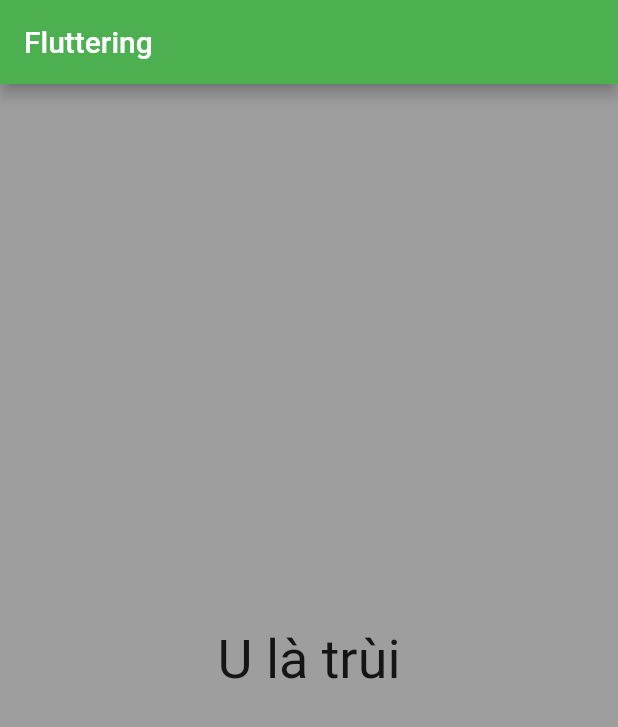
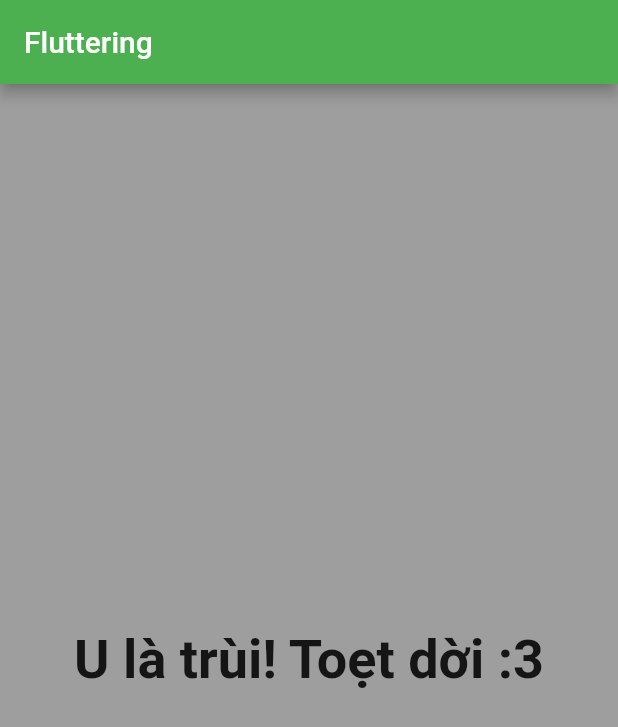
Before and after one commit to cqhung1412/quiz_app, a Flutter app: the screen it shows after launch, after a tap on "Bún đậu mắm tôm", after a tap on "Thịt heo", on a phone screen of 412 x 824 dp. Shown: the top 727 px of the screen. Run offline on Flutter 3.47's test engine with Material 2 defaults, Android fonts, the phone set to English and light mode, and no system bars.

Commit message:
score and result

```diff
--- a/lib/main.dart
+++ b/lib/main.dart
@@ -14,25 +14,31 @@ class MyApp extends StatefulWidget {
 
 class _MyAppState extends State<MyApp> {
   int _questionIndex = 0;
+  int _totalScore = 0;
   static const questions = [
     {
       'questionText': 'Món bún yêu thích của bạn là gì?',
-      'answers': ['Bún đậu mắm tôm', 'Bún bò huế', 'Bún mắm']
+      'answers': [
+        {'text': 'Bún đậu mắm tôm', 'score': 1},
+        {'text': 'Bún bò huế', 'score': 5},
+        {'text': 'Bún mắm', 'score': 10},
+      ]
     },
     {
       'questionText': 'Thịt yêu thích của bạn là gì?',
-      'answers': ['Thịt heo', 'Thịt gà', 'Thịt bò', 'Thịt dê']
+      'answers': [
+        {'text': 'Thịt heo', 'score': 1},
+        {'text': 'Thịt bò', 'score': 3},
+        {'text': 'Thịt gà', 'score': 7},
+        {'text': 'Thịt dê', 'score': 10},
+      ]
     },
   ];
 
-  void _answerQuestion() {
+  void _answerQuestion(int score) {
     setState(() {
-      // var newIndex = _questionIndex;
-      // if (_questionIndex < questions.length - 1) {
-      //   newIndex = _questionIndex + 1;
-      // }
-      // change state
-      _questionIndex = _questionIndex + 1;
+      _questionIndex += 1;
+      _totalScore += score;
     });
   }
 
@@ -51,7 +57,7 @@ class _MyAppState extends State<MyApp> {
                 questionIndex: _questionIndex,
                 answerQuestion: _answerQuestion,
               )
-            : Result(),
+            : Result(_totalScore),
       ),
     );
   }
--- a/lib/quiz.dart
+++ b/lib/quiz.dart
@@ -6,7 +6,7 @@ import './answer.dart';
 class Quiz extends StatelessWidget {
   final List<Map<String, Object>> questions;
   final int questionIndex;
-  final VoidCallback answerQuestion;
+  final Function answerQuestion;
 
   Quiz(
       {required this.questions,
@@ -20,8 +20,9 @@ class Quiz extends StatelessWidget {
         Question(
           questions[questionIndex]['questionText'] as String,
         ),
-        ...(questions[questionIndex]['answers'] as List<String>)
-            .map((ans) => Answer(ans, answerQuestion))
+        ...(questions[questionIndex]['answers'] as List<Map<String, Object>>)
+            .map((ans) => Answer(
+                ans['text'] as String, () => answerQuestion(ans['score'])))
             .toList()
       ],
     );
--- a/lib/result.dart
+++ b/lib/result.dart
@@ -1,12 +1,27 @@
 import 'package:flutter/material.dart';
 
 class Result extends StatelessWidget {
+  final int resultScore;
+  Result(this.resultScore);
+
+  String get resultPhrase {
+    var resultText = 'U là trùi! ';
+    if (resultScore <= 5) {
+      resultText += 'Toẹt dời :3';
+    } else if (resultScore <= 10) {
+      resultText += 'Lạ he :/';
+    } else {
+      resultText += 'Kì dị @@';
+    }
+    return resultText;
+  }
+
   @override
   Widget build(BuildContext context) {
     return Center(
       child: Text(
-        'U là trùi',
-        style: TextStyle(fontSize: 36),
+        resultPhrase,
+        style: TextStyle(fontSize: 36, fontWeight: FontWeight.bold),
       ),
     );
   }
```
